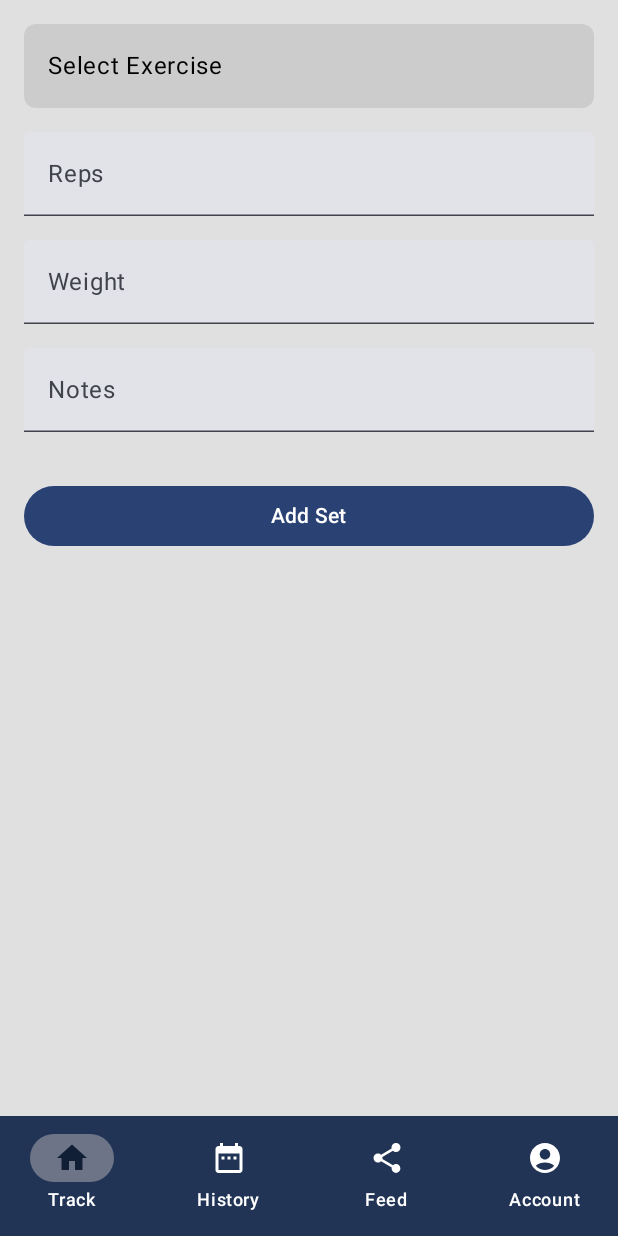
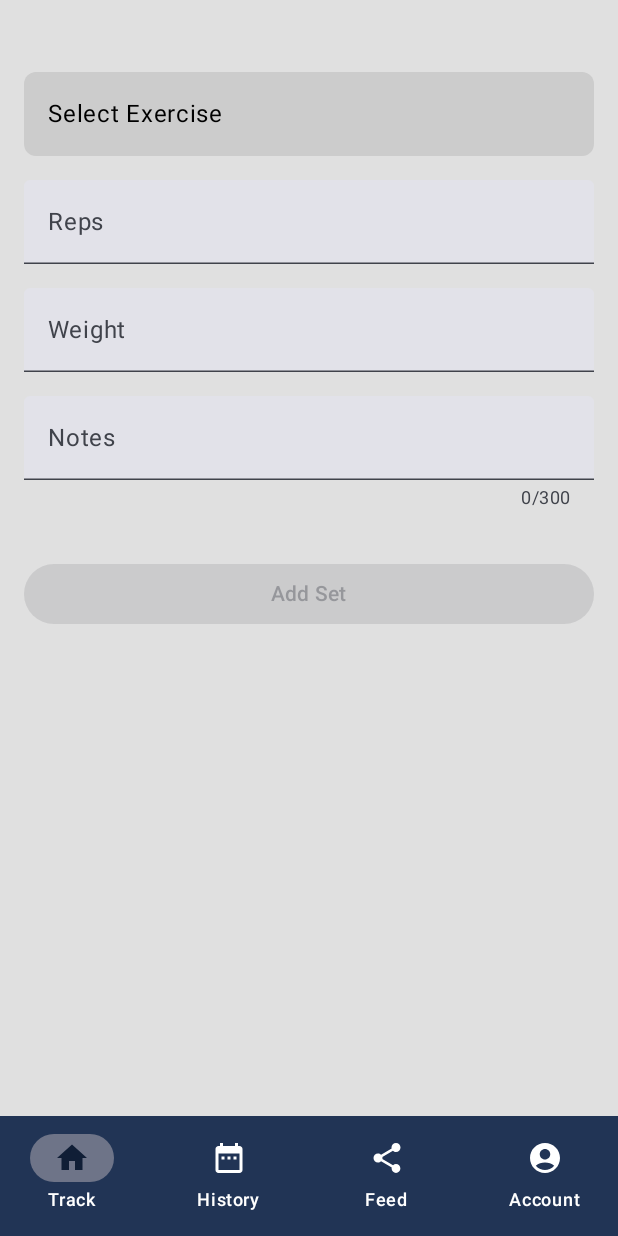
Before and after one commit to icomp4/PeakPhysique, an Android app built with Jetpack Compose: the TrackingScreen screen opened through its navigation route, on a phone screen of 412 x 824 dp. Run offline under Robolectric (Android 15) with nearby library versions, the phone set to English and light mode, and no system bars.

```diff
--- a/app/src/main/java/com/peakphysique/app/view/TrackingScreen.kt
+++ b/app/src/main/java/com/peakphysique/app/view/TrackingScreen.kt
@@ -31,12 +31,15 @@ import androidx.compose.ui.graphics.Color
 import androidx.compose.ui.unit.dp
 import androidx.navigation.NavHostController
 import androidx.compose.foundation.lazy.items
+import androidx.compose.foundation.text.KeyboardOptions
 import androidx.compose.material.icons.Icons
 import androidx.compose.material.icons.filled.Delete
 import androidx.compose.material3.AlertDialog
 import androidx.compose.material3.Icon
 import androidx.compose.material3.IconButton
 import androidx.compose.material3.TextButton
+import androidx.compose.ui.text.input.KeyboardType
+import androidx.compose.ui.text.style.TextAlign
 import com.peakphysique.app.controller.BottomNavBar
 import java.util.UUID
 
@@ -60,19 +63,28 @@ fun TrackingScreen(navController: NavHostController) {
     var reps by remember { mutableStateOf("") }
     var weight by remember { mutableStateOf("") }
     var notes by remember { mutableStateOf("") }
+    val maxNoteLength = 300
 
     // State for delete confirmation
     var showDeleteConfirmation by remember { mutableStateOf(false) }
     var setToDelete by remember { mutableStateOf<Set?>(null) }
 
+    // Validation state
+    val isValidInput = remember(exerciseType, reps, weight) {
+        exerciseType != "Select Exercise" &&
+                reps.isNotBlank() && reps.toDoubleOrNull() != null &&
+                weight.isNotBlank() && weight.toDoubleOrNull() != null
+    }
+
     Column(
         modifier = Modifier
             .fillMaxSize()
             .padding(16.dp),
-        verticalArrangement = Arrangement.Center,
+        verticalArrangement = Arrangement.Top,
         horizontalAlignment = Alignment.CenterHorizontally
     ) {
-        // Dropdown for Exercise Type
+        Spacer(modifier = Modifier.height(32.dp))
+
         Box {
             Text(
                 text = exerciseType,
@@ -100,60 +112,72 @@ fun TrackingScreen(navController: NavHostController) {
 
         Spacer(modifier = Modifier.height(16.dp))
 
-        // TextField for Reps
         TextField(
             value = reps,
             onValueChange = { reps = it },
             label = { Text("Reps") },
-            modifier = Modifier.fillMaxWidth()
+            keyboardOptions = KeyboardOptions(keyboardType = KeyboardType.Number),
+            modifier = Modifier.fillMaxWidth(),
+            isError = reps.isNotBlank() && reps.toDoubleOrNull() == null
         )
 
         Spacer(modifier = Modifier.height(16.dp))
 
-        // TextField for Weight
         TextField(
             value = weight,
             onValueChange = { weight = it },
             label = { Text("Weight") },
-            modifier = Modifier.fillMaxWidth()
+            keyboardOptions = KeyboardOptions(keyboardType = KeyboardType.Number),
+            modifier = Modifier.fillMaxWidth(),
+            isError = weight.isNotBlank() && weight.toDoubleOrNull() == null
         )
 
         Spacer(modifier = Modifier.height(16.dp))
 
-        // TextField for Notes
-        TextField(
-            value = notes,
-            onValueChange = { notes = it },
-            label = { Text("Notes") },
-            modifier = Modifier.fillMaxWidth()
-        )
+        Column(modifier = Modifier.fillMaxWidth()) {
+            TextField(
+                value = notes,
+                onValueChange = {
+                    if (it.length <= maxNoteLength) {
+                        notes = it
+                    }
+                },
+                label = { Text("Notes") },
+                modifier = Modifier.fillMaxWidth(),
+                supportingText = {
+                    Text(
+                        text = "${notes.length}/$maxNoteLength",
+                        modifier = Modifier.fillMaxWidth(),
+                        textAlign = TextAlign.End,
+                    )
+                }
+            )
+        }
 
         Spacer(modifier = Modifier.height(32.dp))
 
-        // Button to Add Set
         Button(
             onClick = {
                 val exercise = Set(
-                    id = UUID.randomUUID().toString(), // Generate unique ID
+                    id = UUID.randomUUID().toString(),
                     name = exerciseType,
                     reps = reps,
                     weight = weight,
                     notes = notes
                 )
                 cardList = cardList + exercise
-                // Clear input fields after adding
                 reps = ""
                 weight = ""
                 notes = ""
             },
-            modifier = Modifier.fillMaxWidth()
+            modifier = Modifier.fillMaxWidth(),
+            enabled = isValidInput
         ) {
             Text("Add Set")
         }
 
         Spacer(modifier = Modifier.height(16.dp))
 
-        // Display cards in a scrollable list
         LazyColumn(
             modifier = Modifier
                 .fillMaxWidth()
@@ -176,15 +200,15 @@ fun TrackingScreen(navController: NavHostController) {
                         horizontalArrangement = Arrangement.SpaceBetween,
                         verticalAlignment = Alignment.CenterVertically
                     ) {
-                        // Set details
                         Column(modifier = Modifier.weight(1f)) {
                             Text("Exercise: ${set.name}")
                             Text("Reps: ${set.reps}")
                             Text("Weight: ${set.weight}")
-                            Text("Notes: ${set.notes}")
+                            if (set.notes.isNotBlank()) {
+                                Text("Notes: ${set.notes}")
+                            }
                         }
 
-                        // Delete button
                         IconButton(
                             onClick = {
                                 setToDelete = set
@@ -203,7 +227,6 @@ fun TrackingScreen(navController: NavHostController) {
         }
     }
 
-    // Delete Confirmation Dialog
     if (showDeleteConfirmation && setToDelete != null) {
         AlertDialog(
             onDismissRequest = {
@@ -240,7 +263,7 @@ fun TrackingScreen(navController: NavHostController) {
 }
 
 data class Set(
-    val id: String, // for identifying each set
+    val id: String,
     val name: String,
     val reps: String,
     val weight: String,
```
